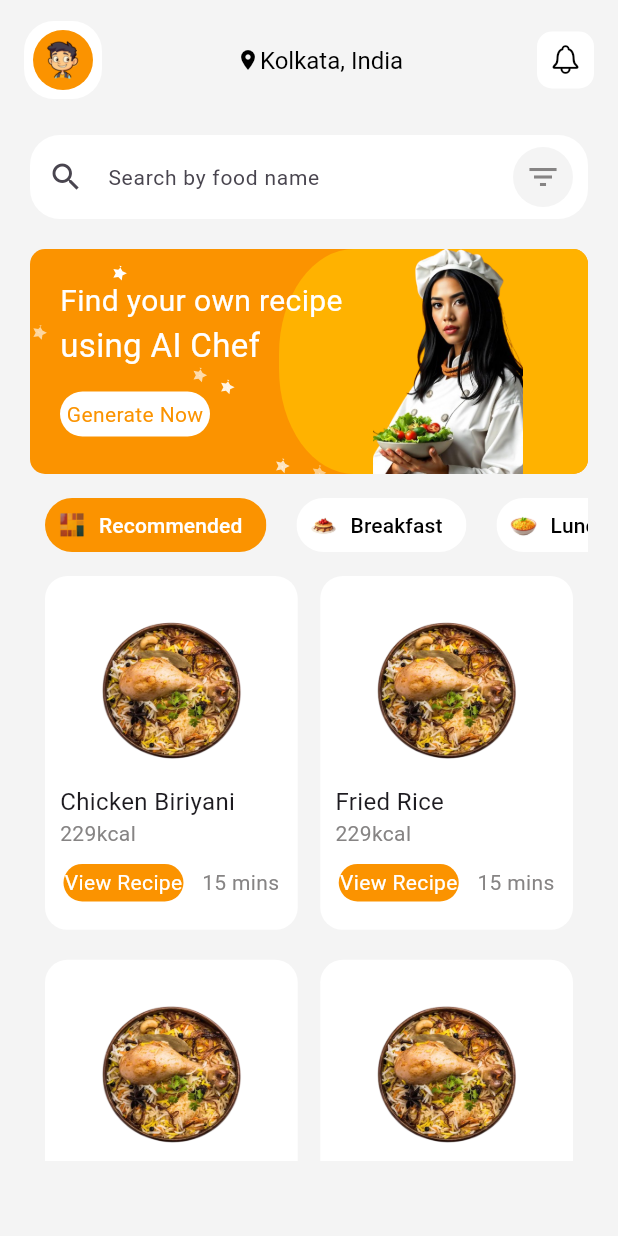
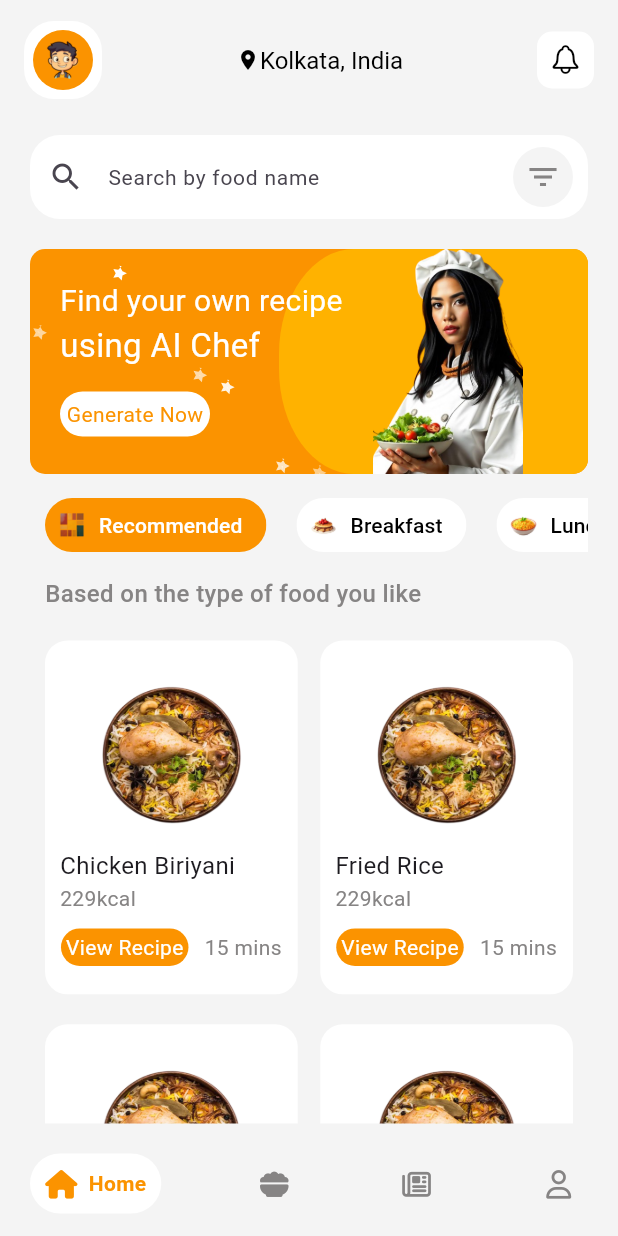
Before and after one commit to priyanshudutta04/MyAIChef, a Flutter app: the screen it shows after launch, on a phone screen of 412 x 824 dp. Run offline on Flutter 3.47's test engine with Material 3 defaults, Android fonts, the light colour scheme and no system bars; drawn by our look-alikes of google_nav_bar; our stand-ins replace audioplayers, font_awesome_flutter, lottie, shimmer, velocity_x.

Commit message:
bottomnavbar and ui changes

```diff
--- a/lib/main.dart
+++ b/lib/main.dart
@@ -2,12 +2,15 @@
 
 import 'package:flutter/material.dart';
 import 'package:flutter/services.dart';
+import 'package:my_ai_chef/pages/blogs.dart';
 import 'package:my_ai_chef/pages/check_availability.dart';
 import 'package:my_ai_chef/pages/choose_charger.dart';
 import 'package:my_ai_chef/pages/get_started.dart';
 import 'package:my_ai_chef/pages/home.dart';
 import 'package:my_ai_chef/pages/payment.dart';
 import 'package:my_ai_chef/pages/payment_done.dart';
+import 'package:my_ai_chef/pages/profile.dart';
+import 'package:my_ai_chef/pages/recipes.dart';
 import 'package:my_ai_chef/pages/station_details.dart';
 import 'package:my_ai_chef/utils/routes.dart';
 import 'package:my_ai_chef/utils/themes.dart';
@@ -70,6 +73,9 @@ class _MyAppState extends State<MyApp> {
         Myroutes.availabilityRoute: (context) => CheckAvailability(),
         Myroutes.paymentRoute: (context) => PaymentPage(),
         Myroutes.paymentDoneRoute: (context) => PaymentDone(),
+        Myroutes.blogsRoute: (context) => BlogsPage(),
+        Myroutes.recipesRoute: (context) => RecipesPage(),
+        Myroutes.profileRoute: (context) => ProfilePage(),
       },
     );
   }
--- a/lib/pages/home.dart
+++ b/lib/pages/home.dart
@@ -1,13 +1,11 @@
-import 'dart:math';
 import 'package:flutter/cupertino.dart';
 import 'package:flutter/material.dart';
-import 'package:geolocator/geolocator.dart';
-import 'package:geocoding/geocoding.dart';
-import 'package:my_ai_chef/widgets/charger_card.dart';
-import 'package:my_ai_chef/widgets/pulsating_gradient.dart';
+import 'package:my_ai_chef/utils/bottom_pages_list.dart';
+import 'package:my_ai_chef/widgets/bottom_nav.dart';
 import 'package:my_ai_chef/widgets/sparkling_animation.dart';
-import 'package:shimmer/shimmer.dart';
 import 'package:velocity_x/velocity_x.dart';
+
+
 
 class HomePage extends StatefulWidget {
   const HomePage({super.key});
@@ -114,6 +112,7 @@ class _HomePageState extends State<HomePage> {
           child: Padding(
             padding: const EdgeInsets.symmetric(horizontal: 20,vertical: 10),
             child: Column(
+              crossAxisAlignment: CrossAxisAlignment.start,
               children: [
 
                 TextField(
@@ -271,11 +270,17 @@ class _HomePageState extends State<HomePage> {
                     )
                   ),
 
+                  Padding(
+                    padding: const EdgeInsets.all(10.0),
+                    child: Text("Based on the type of food you like",
+                    style: TextStyle(fontSize: 16,fontWeight: FontWeight.w500,color: context.theme.splashColor),),
+                  ),
 
 
-                   Container(
-                    height: 400,
+                    Padding(
+                       padding: const EdgeInsets.only(bottom: 5),
                          child: GridView.builder(
+                          shrinkWrap: true,
                             gridDelegate: SliverGridDelegateWithFixedCrossAxisCount(
                               crossAxisCount: 2,
                               crossAxisSpacing: 15.0,
@@ -325,7 +330,8 @@ class _HomePageState extends State<HomePage> {
                                       children: [
                                         GestureDetector(
                                           child: Container(
-                                        width: 80,
+                                            padding: EdgeInsets.all(2),
+                                            width: 85,
                                             height:25,
                                             decoration: BoxDecoration(
                                               color: context.theme.cardColor,
@@ -348,11 +354,10 @@ class _HomePageState extends State<HomePage> {
                               );
                             },
                             padding: const EdgeInsets.all(10.0),
-                        physics: AlwaysScrollableScrollPhysics(),
-                     ),
+                            physics: const BouncingScrollPhysics(),
                          ),
 
-
+                     ),
 
 
 
@@ -361,6 +366,10 @@ class _HomePageState extends State<HomePage> {
           ),
         )
       ),
+      bottomNavigationBar: BottomNav(
+          pages: pages,
+          selectedInd: 0,
+      ),
     );
   }
 }
--- /dev/null
+++ b/lib/utils/bottom_pages_list.dart
@@ -0,0 +1,11 @@
+import 'package:my_ai_chef/pages/blogs.dart';
+import 'package:my_ai_chef/pages/home.dart';
+import 'package:my_ai_chef/pages/profile.dart';
+import 'package:my_ai_chef/pages/recipes.dart';
+
+final pages = [
+  HomePage(),
+  RecipesPage(),
+  BlogsPage(),
+  ProfilePage(),
+];
--- a/lib/utils/routes.dart
+++ b/lib/utils/routes.dart
@@ -6,4 +6,7 @@ class Myroutes{
   static String availabilityRoute = "/availability";
   static String paymentRoute = "/payment";
   static String paymentDoneRoute = "/paymentDone";
+  static String recipesRoute = "/recipes";
+  static String blogsRoute = "/blogs";
+  static String profileRoute = "/profile";
 }
--- /dev/null
+++ b/lib/widgets/bottom_nav.dart
@@ -0,0 +1,80 @@
+import 'package:flutter/material.dart';
+import 'package:font_awesome_flutter/font_awesome_flutter.dart';
+import 'package:google_nav_bar/google_nav_bar.dart';
+import 'package:velocity_x/velocity_x.dart';
+
+class BottomNav extends StatelessWidget {
+  const BottomNav({
+    super.key,
+    required this.pages,
+    required this.selectedInd,
+  });
+
+  final List<StatefulWidget> pages;
+  final int selectedInd;
+
+  @override
+  Widget build(BuildContext context) {
+    return Container(
+      padding: EdgeInsets.only(top: 5),
+      decoration: BoxDecoration(
+          color: context.theme.canvasColor,
+          borderRadius: BorderRadius.only(
+              topLeft: Radius.circular(15), topRight: Radius.circular(15))),
+      child: Padding(
+        padding: const EdgeInsets.only(left: 20, right: 20, top: 15, bottom: 15),
+        child: GNav(
+            selectedIndex: selectedInd,
+            onTabChange: (index) {
+              Navigator.pushReplacement(
+                context,
+                PageRouteBuilder(
+                  pageBuilder: (context, animation, secondaryAnimation) =>
+                      pages[index],
+                  transitionsBuilder:
+                      (context, animation, secondaryAnimation, child) {
+                    return FadeTransition(
+                      opacity: animation,
+                      child: child,
+                    );
+                  },
+                ),
+              );
+            },
+            backgroundColor:  context.theme.canvasColor,
+            color: context.theme.splashColor,
+            activeColor: context.theme.cardColor,
+            tabBackgroundColor: context.theme.highlightColor,
+            padding: EdgeInsets.all(10),
+            gap: 10,
+            rippleColor: context.theme.cardColor,
+            tabs: [
+              GButton(
+                icon: FontAwesomeIcons.house,
+                text: 'Home',
+                iconSize: 19,
+                textSize: 16,
+              ),
+              GButton(
+                icon: FontAwesomeIcons.bowlFood,
+                text: 'Recipes',
+                iconSize: 19,
+                textSize: 16,
+              ),
+               GButton(
+                icon: FontAwesomeIcons.newspaper,
+                text: 'Blogs',
+                iconSize: 19,
+                textSize: 16,
+              ),
+              GButton(
+                icon: FontAwesomeIcons.user,
+                text: 'Profile',
+                iconSize: 19,
+                textSize: 16,
+              ),
+            ]),
+      ),
+    );
+  }
+}
--- a/pubspec.yaml
+++ b/pubspec.yaml
@@ -44,6 +44,8 @@ dependencies:
   shimmer: ^3.0.0
   audioplayers: ^5.2.1
   lottie: ^3.1.0
+  font_awesome_flutter: ^10.7.0
+  google_nav_bar: ^5.0.6
 
 dev_dependencies:
   flutter_test:
```
Also changed, not shown: lib/pages/blogs.dart (added, +26 -0 lines), lib/pages/profile.dart (added, +26 -0 lines), lib/pages/recipes.dart (added, +26 -0 lines), pubspec.lock. Lines whose indentation alone changed are shown as unchanged.
